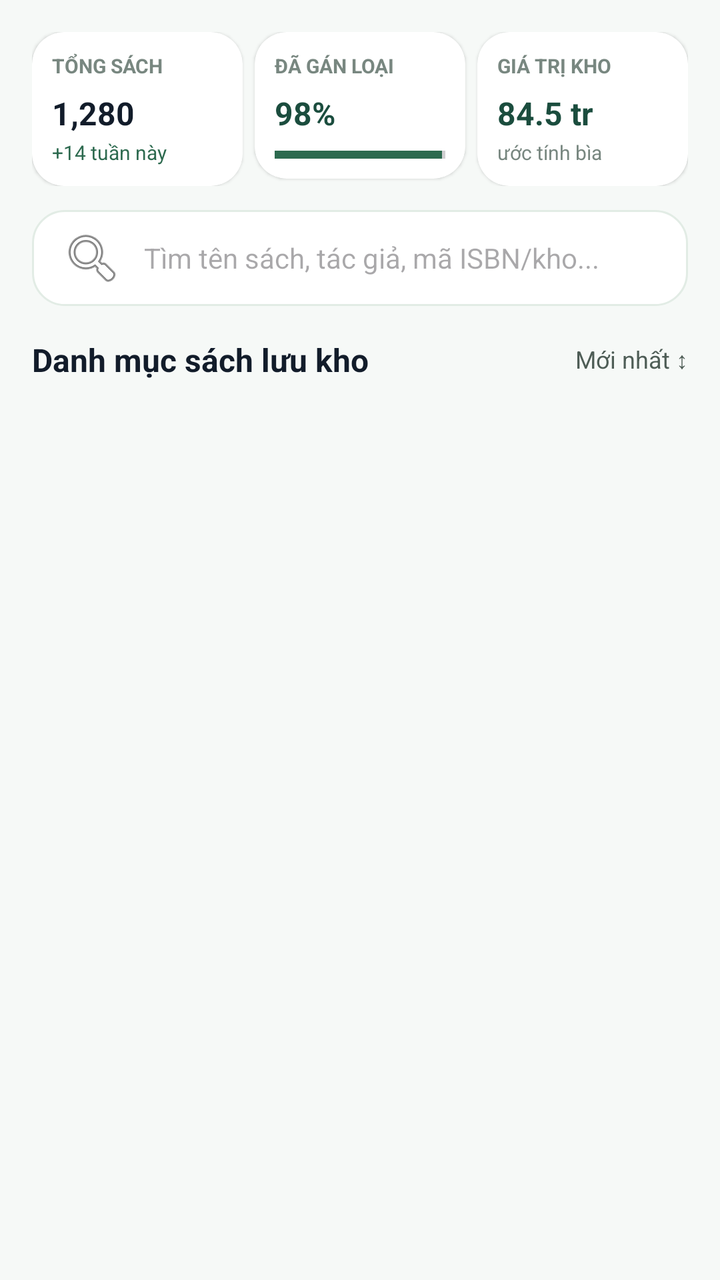
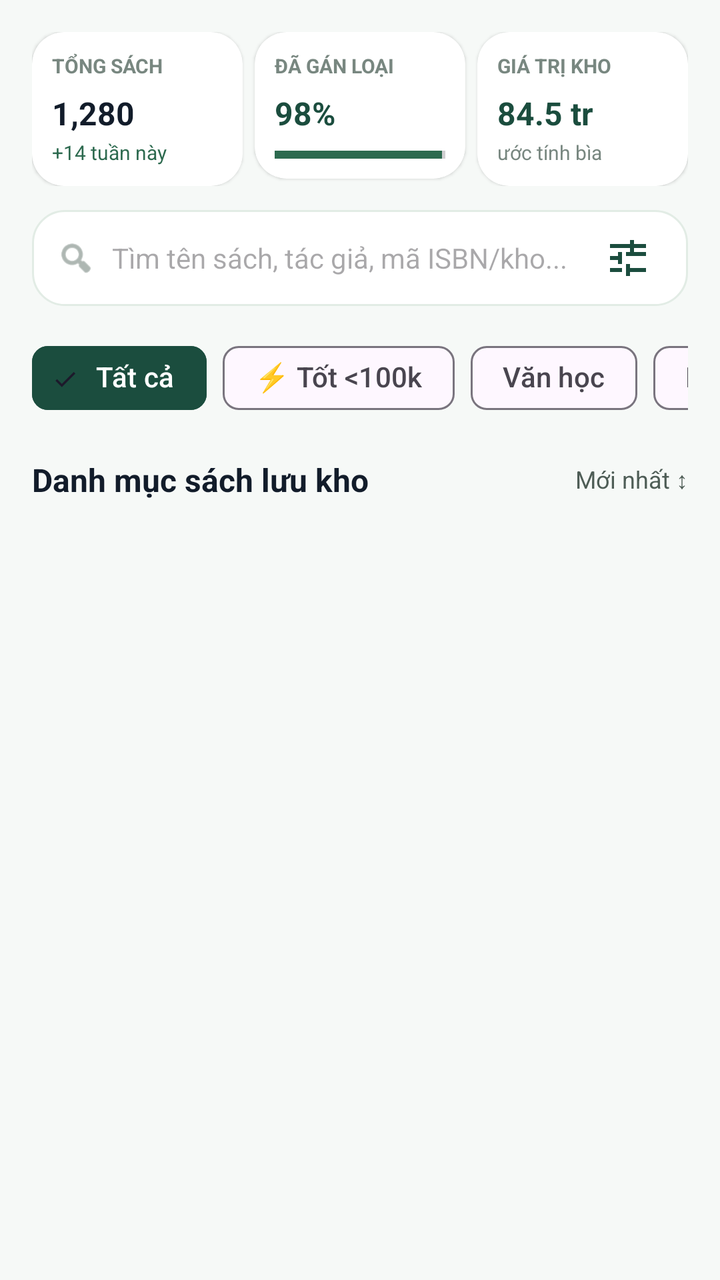

The first picture is an Android layout as it rendered before a commit; the second is the same layout after the commit. The layout source and the unified diff follow.
<!-- AndroidManifest.xml: application theme Theme.Quanlycuahangsachcu -->
<!-- res/layout/fragment_book_inventory.xml -->
<?xml version="1.0" encoding="utf-8"?>
<androidx.core.widget.NestedScrollView xmlns:android="http://schemas.android.com/apk/res/android"
    xmlns:app="http://schemas.android.com/apk/res-auto"
    android:layout_width="match_parent"
    android:layout_height="match_parent"
    android:background="@color/background"
    android:fillViewport="true">

    <LinearLayout
        android:layout_width="match_parent"
        android:layout_height="wrap_content"
        android:orientation="vertical"
        android:padding="16dp">

        
        <LinearLayout
            android:layout_width="match_parent"
            android:layout_height="wrap_content"
            android:orientation="horizontal"
            android:weightSum="3">

            
            <androidx.cardview.widget.CardView
                android:layout_width="0dp"
                android:layout_height="wrap_content"
                android:layout_weight="1"
                android:layout_marginEnd="4dp"
                app:cardCornerRadius="16dp"
                app:cardElevation="1dp"
                app:cardBackgroundColor="@color/surface">

                <LinearLayout
                    android:layout_width="match_parent"
                    android:layout_height="wrap_content"
                    android:orientation="vertical"
                    android:padding="10dp">

                    <TextView
                        android:layout_width="wrap_content"
                        android:layout_height="wrap_content"
                        android:text="TỔNG SÁCH"
                        android:textColor="@color/outline"
                        android:textSize="10sp"
                        android:textStyle="bold" />

                    <TextView
                        android:id="@+id/txtTotalBooks"
                        android:layout_width="wrap_content"
                        android:layout_height="wrap_content"
                        android:layout_marginTop="6dp"
                        android:text="1,280"
                        android:textColor="@color/on_surface"
                        android:textSize="16sp"
                        android:textStyle="bold" />

                    <TextView
                        android:layout_width="wrap_content"
                        android:layout_height="wrap_content"
                        android:layout_marginTop="2dp"
                        android:text="+14 tuần này"
                        android:textColor="@color/secondary"
                        android:textSize="10sp" />
                </LinearLayout>
            </androidx.cardview.widget.CardView>

            
            <androidx.cardview.widget.CardView
                android:layout_width="0dp"
                android:layout_height="wrap_content"
                android:layout_weight="1"
                android:layout_marginHorizontal="2dp"
                app:cardCornerRadius="16dp"
                app:cardElevation="1dp"
                app:cardBackgroundColor="@color/surface">

                <LinearLayout
                    android:layout_width="match_parent"
                    android:layout_height="wrap_content"
                    android:orientation="vertical"
                    android:padding="10dp">

                    <TextView
                        android:layout_width="wrap_content"
                        android:layout_height="wrap_content"
                        android:text="ĐÃ GÁN LOẠI"
                        android:textColor="@color/outline"
                        android:textSize="10sp"
                        android:textStyle="bold" />

                    <TextView
                        android:layout_width="wrap_content"
                        android:layout_height="wrap_content"
                        android:layout_marginTop="6dp"
                        android:text="98%"
                        android:textColor="@color/primary"
                        android:textSize="16sp"
                        android:textStyle="bold" />

                    <ProgressBar
                        style="?android:attr/progressBarStyleHorizontal"
                        android:layout_width="match_parent"
                        android:layout_height="4dp"
                        android:layout_marginTop="8dp"
                        android:progress="98"
                        android:progressTint="@color/secondary" />
                </LinearLayout>
            </androidx.cardview.widget.CardView>

            
            <androidx.cardview.widget.CardView
                android:layout_width="0dp"
                android:layout_height="wrap_content"
                android:layout_weight="1"
                android:layout_marginStart="4dp"
                app:cardCornerRadius="16dp"
                app:cardElevation="1dp"
                app:cardBackgroundColor="@color/surface">

                <LinearLayout
                    android:layout_width="match_parent"
                    android:layout_height="wrap_content"
                    android:orientation="vertical"
                    android:padding="10dp">

                    <TextView
                        android:layout_width="wrap_content"
                        android:layout_height="wrap_content"
                        android:text="GIÁ TRỊ KHO"
                        android:textColor="@color/outline"
                        android:textSize="10sp"
                        android:textStyle="bold" />

                    <TextView
                        android:layout_width="wrap_content"
                        android:layout_height="wrap_content"
                        android:layout_marginTop="6dp"
                        android:text="84.5 tr"
                        android:textColor="@color/primary"
                        android:textSize="16sp"
                        android:textStyle="bold" />

                    <TextView
                        android:layout_width="wrap_content"
                        android:layout_height="wrap_content"
                        android:layout_marginTop="2dp"
                        android:text="ước tính bìa"
                        android:textColor="@color/outline"
                        android:textSize="10sp" />
                </LinearLayout>
            </androidx.cardview.widget.CardView>
        </LinearLayout>

        
        <EditText
            android:id="@+id/edtSearch"
            android:layout_width="match_parent"
            android:layout_height="48dp"
            android:layout_marginTop="12dp"
            android:autofillHints="name"
            android:background="@drawable/bg_search_box"
            android:drawableStart="@android:drawable/ic_menu_search"
            android:drawablePadding="10dp"
            android:hint="Tìm tên sách, tác giả, mã ISBN/kho..."
            android:inputType="text"
            android:paddingHorizontal="14dp"
            android:textSize="14sp" />

        
        <LinearLayout
            android:layout_width="match_parent"
            android:layout_height="wrap_content"
            android:layout_marginTop="16dp"
            android:layout_marginBottom="8dp"
            android:gravity="center_vertical"
            android:orientation="horizontal">

            <TextView
                android:layout_width="0dp"
                android:layout_height="wrap_content"
                android:layout_weight="1"
                android:text="Danh mục sách lưu kho"
                android:textColor="@color/on_surface"
                android:textSize="16sp"
                android:textStyle="bold" />

            <TextView
                android:layout_width="wrap_content"
                android:layout_height="wrap_content"
                android:text="Mới nhất ↕"
                android:textColor="@color/on_surface_variant"
                android:textSize="12sp" />
        </LinearLayout>

        
        <androidx.recyclerview.widget.RecyclerView
            android:id="@+id/recyclerViewBooks"
            android:layout_width="match_parent"
            android:layout_height="wrap_content"
            android:nestedScrollingEnabled="false" />

        <View
            android:layout_width="match_parent"
            android:layout_height="90dp" />

    </LinearLayout>
</androidx.core.widget.NestedScrollView>
<!-- resources referenced by this layout -->
<resources>
  <color name="background">#F6F9F7</color>
  <color name="on_surface">#121C2A</color>
  <color name="on_surface_variant">#4E5D56</color>
  <color name="outline">#788780</color>
  <color name="primary">#1B4D3E</color>
  <color name="secondary">#2D6A4F</color>
  <color name="surface">#FFFFFF</color>
  <!-- drawable bg_search_box (drawable) -->
  <?xml version="1.0" encoding="utf-8"?>
  <shape xmlns:android="http://schemas.android.com/apk/res/android"
      android:shape="rectangle">
      <solid android:color="@color/surface" />
      <corners android:radius="16dp" />
      <stroke android:width="1dp" android:color="#E2ECE5" />
  </shape>
  <style name="Theme.Quanlycuahangsachcu" parent="Base.Theme.Quanlycuahangsachcu" />
  <style name="Base.Theme.Quanlycuahangsachcu" parent="Theme.Material3.DayNight.NoActionBar">
          
          
      </style>
</resources>

<!-- the commit's change to res/layout/fragment_book_inventory.xml (unified diff, before → after) -->
@@ -151,19 +151,101 @@
         </LinearLayout>
 
         
-        <EditText
-            android:id="@+id/edtSearch"
+        <LinearLayout
             android:layout_width="match_parent"
             android:layout_height="48dp"
             android:layout_marginTop="12dp"
-            android:autofillHints="name"
             android:background="@drawable/bg_search_box"
-            android:drawableStart="@android:drawable/ic_menu_search"
-            android:drawablePadding="10dp"
-            android:hint="Tìm tên sách, tác giả, mã ISBN/kho..."
-            android:inputType="text"
-            android:paddingHorizontal="14dp"
-            android:textSize="14sp" />
+            android:gravity="center_vertical"
+            android:orientation="horizontal"
+            android:paddingHorizontal="12dp">
+
+            <ImageView
+                android:layout_width="20dp"
+                android:layout_height="20dp"
+                android:contentDescription="Search"
+                android:src="@android:drawable/ic_menu_search"
+                app:tint="@color/outline" />
+
+            <EditText
+                android:id="@+id/edtSearch"
+                android:layout_width="0dp"
+                android:layout_height="match_parent"
+                android:layout_weight="1"
+                android:layout_marginStart="8dp"
+                android:background="@null"
+                android:hint="Tìm tên sách, tác giả, mã ISBN/kho..."
+                android:inputType="text"
+                android:textSize="14sp" />
+
+            <ImageButton
+                android:id="@+id/btnOpenFilter"
+                android:layout_width="36dp"
+                android:layout_height="36dp"
+                android:background="?attr/selectableItemBackgroundBorderless"
+                android:contentDescription="Filter"
+                android:src="@drawable/ic_nav_filter"
+                app:tint="@color/primary" />
+        </LinearLayout>
+
+        
+        <HorizontalScrollView
+            android:layout_width="match_parent"
+            android:layout_height="wrap_content"
+            android:layout_marginTop="12dp"
+            android:scrollbars="none">
+
+            <LinearLayout
+                android:layout_width="wrap_content"
+                android:layout_height="wrap_content"
+                android:orientation="horizontal"
+                android:gravity="center_vertical">
+
+                <com.google.android.material.chip.Chip
+                    android:id="@+id/chipAll"
+                    style="@style/Widget.Material3.Chip.Filter"
+                    android:layout_width="wrap_content"
+                    android:layout_height="wrap_content"
+                    android:layout_marginEnd="8dp"
+                    android:checked="true"
+                    android:text="Tất cả"
+                    app:chipBackgroundColor="@color/primary"
+                    app:chipStrokeColor="@color/primary"
+                    android:textColor="@color/white" />
+
+                <com.google.android.material.chip.Chip
+                    android:id="@+id/chipGoodUnder100k"
+                    style="@style/Widget.Material3.Chip.Filter"
+                    android:layout_width="wrap_content"
+                    android:layout_height="wrap_content"
+                    android:layout_marginEnd="8dp"
+                    android:text="⚡ Tốt &lt;100k" />
+
+                <com.google.android.material.chip.Chip
+                    android:id="@+id/chipLiterature"
+                    style="@style/Widget.Material3.Chip.Filter"
+                    android:layout_width="wrap_content"
+                    android:layout_height="wrap_content"
+                    android:layout_marginEnd="8dp"
+                    android:text="Văn học" />
+
+                <com.google.android.material.chip.Chip
+                    android:id="@+id/chipScience"
+                    style="@style/Widget.Material3.Chip.Filter"
+                    android:layout_width="wrap_content"
+                    android:layout_height="wrap_content"
+                    android:layout_marginEnd="8dp"
+                    android:text="Khoa học" />
+
+                <com.google.android.material.chip.Chip
+                    android:id="@+id/chipBiography"
+                    style="@style/Widget.Material3.Chip.Filter"
+                    android:layout_width="wrap_content"
+                    android:layout_height="wrap_content"
+                    android:text="Tiểu sử" />
+
+            </LinearLayout>
+        </HorizontalScrollView>
 
         
         <LinearLayout
<!-- resource entries referenced after the edit -->
@@ -7,6 +7,7 @@
   <color name="primary">#1B4D3E</color>
   <color name="secondary">#2D6A4F</color>
   <color name="surface">#FFFFFF</color>
+  <color name="white">#FFFFFF</color>
   <!-- drawable bg_search_box (drawable) -->
   <?xml version="1.0" encoding="utf-8"?>
   <shape xmlns:android="http://schemas.android.com/apk/res/android"
@@ -15,6 +16,16 @@
       <corners android:radius="16dp" />
       <stroke android:width="1dp" android:color="#E2ECE5" />
   </shape>
+  <!-- drawable ic_nav_filter (drawable) -->
+  <vector xmlns:android="http://schemas.android.com/apk/res/android"
+      android:width="24dp"
+      android:height="24dp"
+      android:viewportWidth="24"
+      android:viewportHeight="24">
+      <path
+          android:fillColor="@android:color/black"
+          android:pathData="M3,17v2h6v-2H3zM3,5v2h10V5H3zM13,21v-2h8v-2h-8v-2h-2v6H13zM7,9v2H3v2h4v2h2V9H7zM21,11v-2H11v2H21zM15,9V7h6V5h-6V3h-2v6H15z"/>
+  </vector>
   <style name="Theme.Quanlycuahangsachcu" parent="Base.Theme.Quanlycuahangsachcu" />
   <style name="Base.Theme.Quanlycuahangsachcu" parent="Theme.Material3.DayNight.NoActionBar">
           
